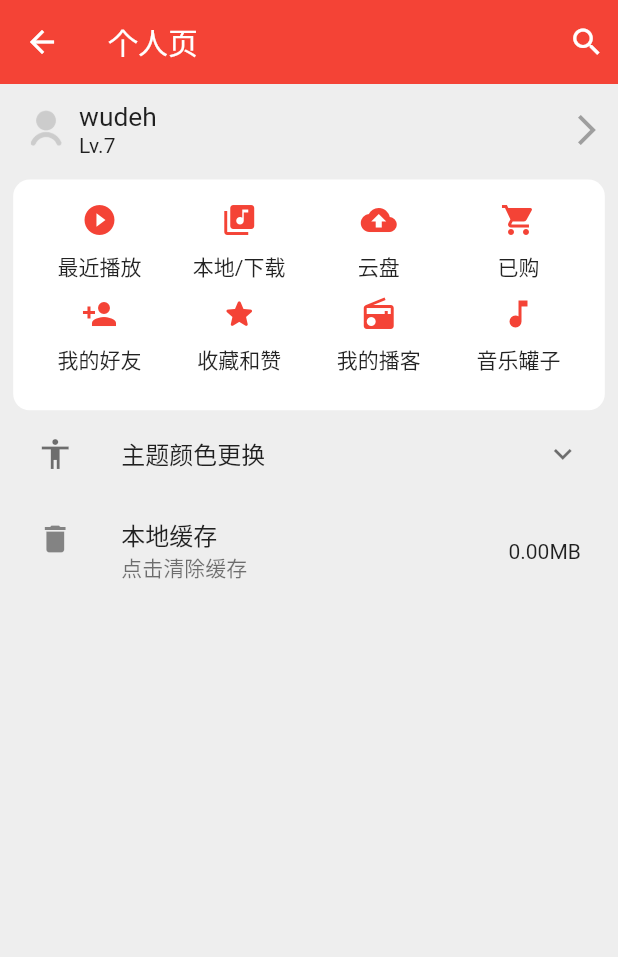
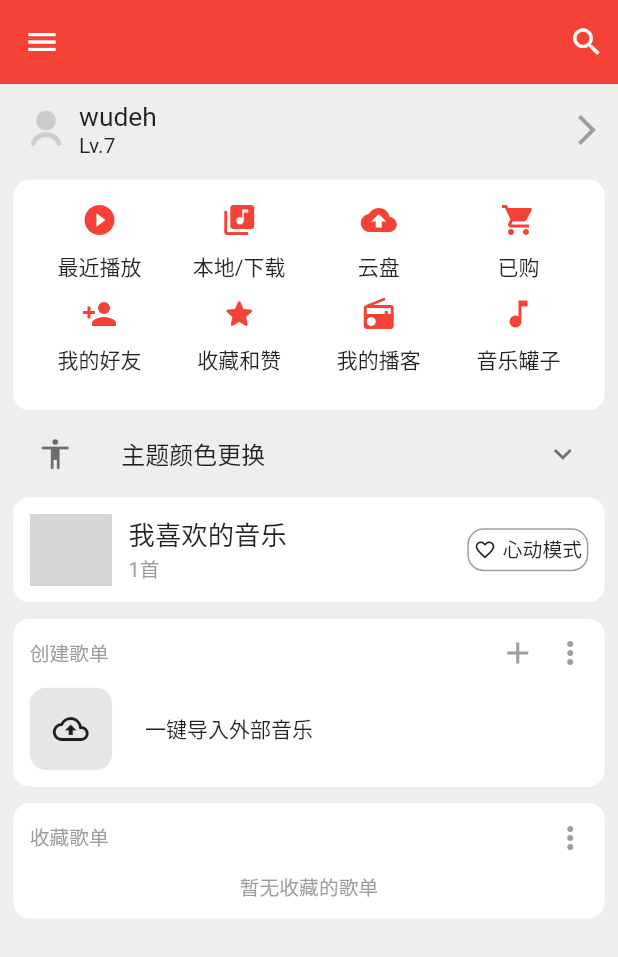
Before and after one commit to wudeh/flutter_music_code, a Flutter app: the MySet screen opened directly, on a phone screen of 412 x 824 dp. Shown: the top 957 px of the screen. Run offline on Flutter 3.47's test engine with Material 2 defaults, Android fonts, the light colour scheme and no system bars; drawn by our look-alikes of extended_image, oktoast; our stand-ins replace cached_network_image, connectivity_plus, dio, fluro, flutter_easyrefresh, flutter_screenutil and 9 more; missing offline and left inert: flutter_card_swipper, flutter_downloader; accounts and stored records are empty; network calls fail; grey boxes are pictures that could not be loaded.

```diff
--- a/lib/page/my/index.dart
+++ b/lib/page/my/index.dart
@@ -1,3 +1,4 @@
+import 'package:cloud_music/page/common/extended_image.dart';
 import 'package:cloud_music/provider/color.dart';
 import 'package:cloud_music/util/shared_preference.dart';
 import 'package:cloud_music/util/cacheUtil.dart';
@@ -23,52 +24,10 @@ class _MySetState extends State<MySet> with AutomaticKeepAliveClientMixin {
   @override
   bool get wantKeepAlive => true;
 
-  int cacheSize = 0;
 
   @override
   void initState() {
     super.initState();
-    if(Platform.isAndroid){ // 设置状态栏背景及颜色
-        SystemUiOverlayStyle systemUiOverlayStyle = SystemUiOverlayStyle(statusBarColor: Colors.red);
-        SystemChrome.setSystemUIOverlayStyle(systemUiOverlayStyle);
-        // SystemChrome.setEnabledSystemUIOverlays([]); //隐藏状态栏
-    }
-    initCache();
-  }
-
-  // 更新获取缓存
-  Future<void> initCache() async {
-    /// 获取缓存大小
-    int size = await CacheUtil.total();
-
-    /// 复制变量
-    setState(() {
-      cacheSize = size;
-    });
-  }
-
-  // 清除缓存
-  Future<void> handleClearCache() async {
-    try {
-      if (cacheSize <= 0) {
-        showToast("没有缓存可清理");
-        return;
-      }
-
-      /// 给予适当的提示
-      /// bool confirm = await showDialog();
-      /// if (confirm != true) return;
-
-      /// 执行清除缓存
-      await CacheUtil.clear();
-
-      /// 更新缓存
-      await initCache();
-
-      showToast('缓存清除成功');
-    } catch (e) {
-      showToast(e.toString());
-    }
   }
 
   @override
@@ -76,13 +35,12 @@ class _MySetState extends State<MySet> with AutomaticKeepAliveClientMixin {
     return Scaffold(
       appBar: AppBar(
         elevation: 0,
-
-        title: Text("个人页"),
         actions: [
           Icon(Icons.search),
           SizedBox(width: 8.w,)
         ],
       ),
+      drawer: Drawer(),
       body: Container(
         color: Color.fromRGBO(0, 0, 0, 0.05),
         padding: EdgeInsets.all(8.w),
@@ -111,6 +69,7 @@ class _MySetState extends State<MySet> with AutomaticKeepAliveClientMixin {
           SizedBox(
             height: 10.w,
           ),
+          // 8 个 GridView
           Container(
             height: 140.w,
             padding: EdgeInsets.all(10.w),
@@ -227,15 +186,130 @@ class _MySetState extends State<MySet> with AutomaticKeepAliveClientMixin {
               )
             ],
           ),
-          ListTile(
-            leading: Icon(Icons.delete),
-            title: Text('本地缓存'),
-            subtitle: Text('点击清除缓存'),
-            // subtitle: Text('点击清除缓存，但不会清除已下载的歌曲'),
-            trailing: Text(
-                (cacheSize / 1024 / 1024).toStringAsFixed(2).toString() + "MB"),
-            onTap: handleClearCache,
-          )
+          // 我喜欢的音乐
+          Container(
+            padding: EdgeInsets.all(10.w),
+            margin: EdgeInsets.only(bottom: 10.w),
+            decoration: BoxDecoration(
+              borderRadius: BorderRadius.circular(10.w),
+              color: Colors.white,
+            ),
+            child: Row(
+              mainAxisAlignment: MainAxisAlignment.spaceBetween,
+              children: [
+                Row(
+                  crossAxisAlignment: CrossAxisAlignment.center,
+                  children: [
+                    ExtenedImage(
+                      width: 50.w,
+                      height: 50.w,
+                      img: "https://p2.music.126.net/eAFWwRtFVUEt-DjcwFbuFQ==/109951166542584738.jpg",
+                    ),
+                    SizedBox(
+                      width: 10.w,
+                    ),
+                    Column(
+                      crossAxisAlignment: CrossAxisAlignment.start,
+                      children: [
+                        Text("我喜欢的音乐",style: TextStyle(fontSize: 16.sp),),
+                        Text("1首",style: TextStyle(fontSize: 12.sp, color: Colors.grey))
+                      ],
+                    ),
+
+                  ],
+                ),
+                Container(
+                      padding: EdgeInsets.all(3.w),
+                      decoration: BoxDecoration(
+                        borderRadius: BorderRadius.circular(10.w),
+                        border: Border.all(width: 1,color: Colors.grey)
+                      ),
+                      child: Row(
+                        mainAxisAlignment: MainAxisAlignment.center,
+                        children: [
+                          Icon(Icons.favorite_border,size: 15,),
+                          SizedBox(width: 4.w,),
+                          Text("心动模式",style: TextStyle(fontSize: 12.sp))
+                        ],
+                      ),
+                    )
+              ],
+            ),
+          ),
+          // 创建歌单
+          Container(
+            padding: EdgeInsets.all(10.w),
+            margin: EdgeInsets.only(bottom: 10.w),
+            decoration: BoxDecoration(
+              borderRadius: BorderRadius.circular(10.w),
+              color: Colors.white,
+            ),
+            child: Column(
+              children: [
+                Row(
+                  mainAxisAlignment: MainAxisAlignment.spaceBetween,
+                  children: [
+                    Text("创建歌单", style: TextStyle(fontSize: 12.sp,color: Colors.grey,)),
+                    Row(
+                      children: [
+                        Icon(Icons.add, color: Colors.grey,),
+                        SizedBox(width: 10.w,),
+                        Icon(Icons.more_vert, color: Colors.grey)
+                      ],
+                    )
+                  ],
+                ),
+                SizedBox(height: 10.w,),
+                Row(
+                  children: [
+                    Container(
+                      width: 50.w,
+                      height: 50.w,
+                      decoration: BoxDecoration(
+                        borderRadius: BorderRadius.circular(10.w),
+                        color: Color.fromRGBO(0, 0, 0, 0.1),
+                      ),
+                      child: Center(
+                        child: Icon(Icons.cloud_upload_outlined),
+                      ),
+                    ),
+                    SizedBox(width: 20.w,),
+                    Text("一键导入外部音乐")
+                  ],
+                )
+              ],
+            ),
+          ),
+          // 收藏歌单
+          Container(
+            padding: EdgeInsets.all(10.w),
+            margin: EdgeInsets.only(bottom: 10.w),
+            decoration: BoxDecoration(
+              borderRadius: BorderRadius.circular(10.w),
+              color: Colors.white,
+            ),
+            child: Column(
+              children: [
+                Row(
+                  mainAxisAlignment: MainAxisAlignment.spaceBetween,
+                  children: [
+                    Text("收藏歌单", style: TextStyle(fontSize: 12.sp,color: Colors.grey,)),
+                    Row(
+                      children: [
+                        SizedBox(width: 10.w,),
+                        Icon(Icons.more_vert, color: Colors.grey)
+                      ],
+                    )
+                  ],
+                ),
+                SizedBox(height: 10.w,),
+                Center(
+                  child: Text("暂无收藏的歌单", style: TextStyle(fontSize: 12.sp,color: Colors.grey,)),
+                )
+
+              ],
+            ),
+          ),
         ],
       ),
       ),
--- a/pubspec.yaml
+++ b/pubspec.yaml
@@ -51,6 +51,7 @@ dependencies:
   path_provider:
   flutter_easyrefresh: any
   package_info:
+  open_file:
 
 dev_dependencies:
   flutter_test:
```
Also changed, not shown: lib/main.dart (+7 -0 lines), lib/page/Drawer/Download.dart (+23 -8 lines), lib/page/audio/audio.dart (+25 -27 lines), pubspec.lock, 2 other files.
